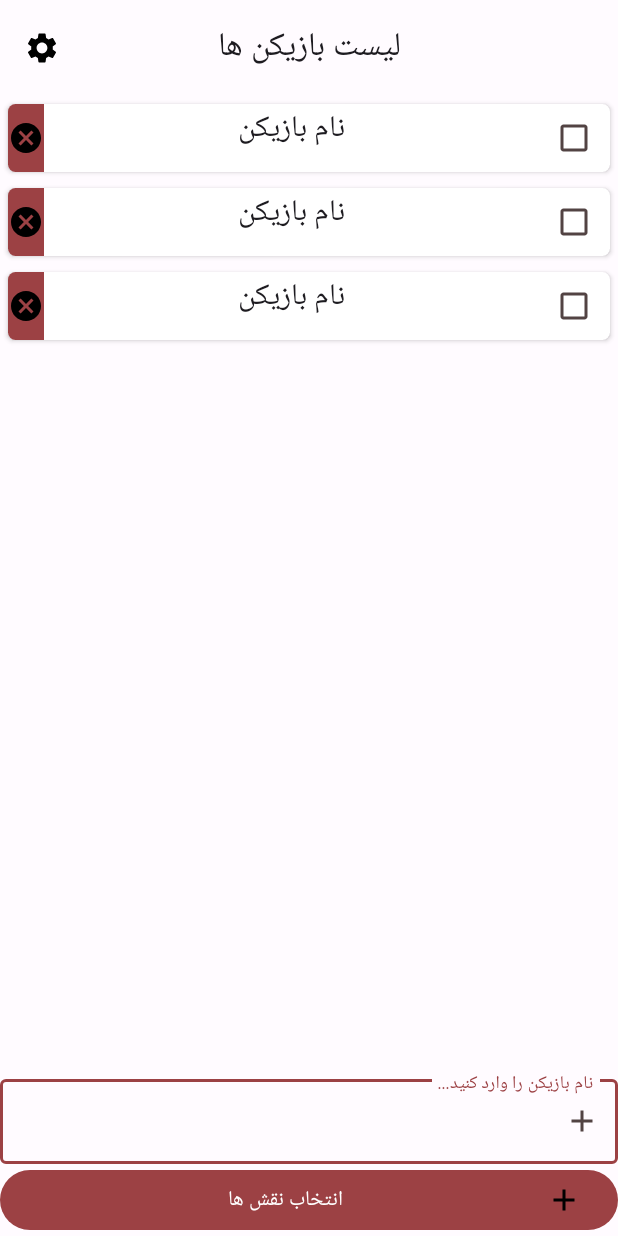
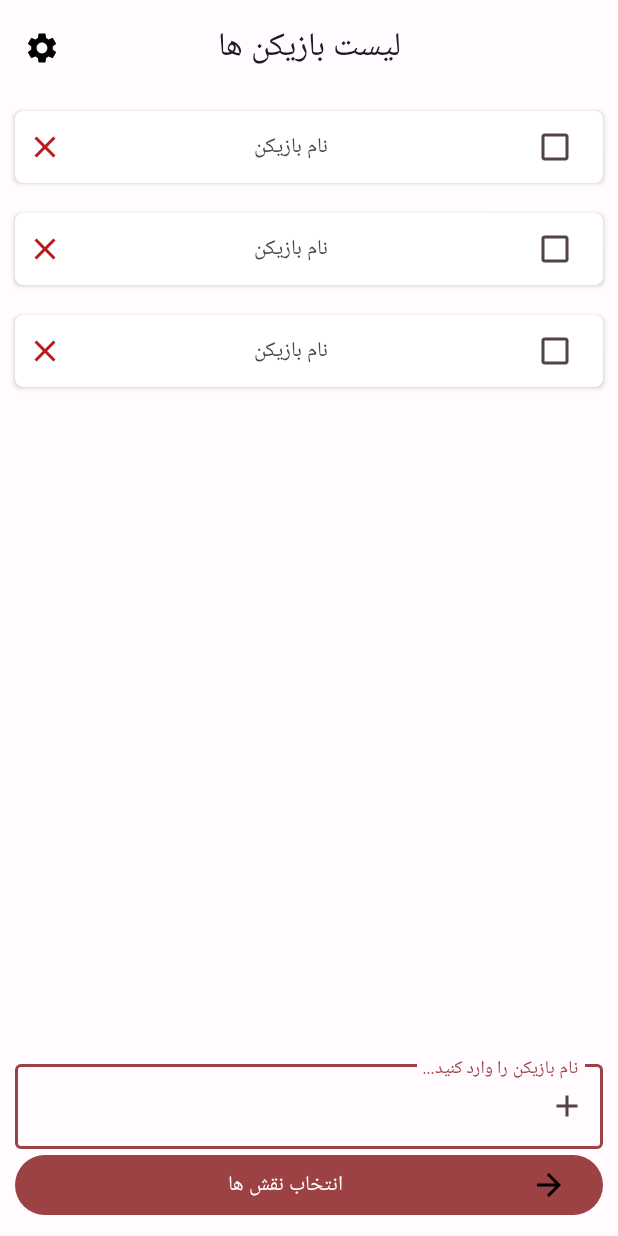
Before and after one commit to IamRezaMousavi/Mafia, an Android app: the screen it shows after launch (MainActivity), on a phone screen of 412 x 824 dp. Run offline under Robolectric (Android 15) with nearby library versions, the phone set to English and light mode, and no system bars.

Commit message:
fix layouts

```diff
--- a/app/src/main/java/com/github/iamrezamousavi/mafia/MainActivity.kt
+++ b/app/src/main/java/com/github/iamrezamousavi/mafia/MainActivity.kt
@@ -24,8 +24,17 @@ class MainActivity : AppCompatActivity() {
             Toast.makeText(this, message, Toast.LENGTH_SHORT).show()
         }
 
-        binding.topAppBar.setNavigationOnClickListener {
+        binding.mainToolBar.setNavigationOnClickListener {
             startActivity(Intent(this, SettingsActivity::class.java))
+        }
+
+        binding.people1.checkBox.setOnCheckedChangeListener { _, isChecked ->
+            val message = if (isChecked) "Switch1:ON" else "Switch1:OFF"
+            Toast.makeText(this, message, Toast.LENGTH_SHORT).show()
+        }
+
+        binding.people1.imageButton.setOnClickListener {
+            Toast.makeText(this, "ImageButton clicked", Toast.LENGTH_SHORT).show()
         }
     }
 }
--- a/app/src/main/java/com/github/iamrezamousavi/mafia/SettingsActivity.kt
+++ b/app/src/main/java/com/github/iamrezamousavi/mafia/SettingsActivity.kt
@@ -14,7 +14,7 @@ class SettingsActivity : AppCompatActivity() {
         binding = ActivitySettingsBinding.inflate(layoutInflater)
         setContentView(binding.root)
 
-        binding.settingItem1.settingsItemSwitch.setOnCheckedChangeListener { _, isChecked ->
+        binding.settingsItem1.switch1.setOnCheckedChangeListener { _, isChecked ->
             val message = if (isChecked) "Switch1:ON" else "Switch1:OFF"
             Toast.makeText(this, message, Toast.LENGTH_SHORT).show()
         }
--- /dev/null
+++ b/app/src/main/res/drawable-night/baseline_arrow_forward_24.xml
@@ -0,0 +1,5 @@
+<vector android:autoMirrored="true" android:height="24dp"
+    android:tint="#FFFFFF" android:viewportHeight="24"
+    android:viewportWidth="24" android:width="24dp" xmlns:android="http://schemas.android.com/apk/res/android">
+    <path android:fillColor="@android:color/white" android:pathData="M12,4l-1.41,1.41L16.17,11H4v2h12.17l-5.58,5.59L12,20l8,-8z"/>
+</vector>
--- a/app/src/main/res/drawable-night/baseline_cancel_24.xml
+++ /dev/null
@@ -1,5 +0,0 @@
-<vector android:height="24dp" android:tint="#FFFFFF"
-    android:viewportHeight="24" android:viewportWidth="24"
-    android:width="24dp" xmlns:android="http://schemas.android.com/apk/res/android">
-    <path android:fillColor="@android:color/white" android:pathData="M12,2C6.47,2 2,6.47 2,12s4.47,10 10,10 10,-4.47 10,-10S17.53,2 12,2zM17,15.59L15.59,17 12,13.41 8.41,17 7,15.59 10.59,12 7,8.41 8.41,7 12,10.59 15.59,7 17,8.41 13.41,12 17,15.59z"/>
-</vector>
--- /dev/null
+++ b/app/src/main/res/drawable-night/baseline_clear_24.xml
@@ -0,0 +1,5 @@
+<vector android:height="24dp" android:tint="#FFB4AB"
+    android:viewportHeight="24" android:viewportWidth="24"
+    android:width="24dp" xmlns:android="http://schemas.android.com/apk/res/android">
+    <path android:fillColor="@android:color/white" android:pathData="M19,6.41L17.59,5 12,10.59 6.41,5 5,6.41 10.59,12 5,17.59 6.41,19 12,13.41 17.59,19 19,17.59 13.41,12z"/>
+</vector>
--- /dev/null
+++ b/app/src/main/res/drawable/baseline_arrow_forward_24.xml
@@ -0,0 +1,5 @@
+<vector android:autoMirrored="true" android:height="24dp"
+    android:tint="#000000" android:viewportHeight="24"
+    android:viewportWidth="24" android:width="24dp" xmlns:android="http://schemas.android.com/apk/res/android">
+    <path android:fillColor="@android:color/white" android:pathData="M12,4l-1.41,1.41L16.17,11H4v2h12.17l-5.58,5.59L12,20l8,-8z"/>
+</vector>
--- a/app/src/main/res/drawable/baseline_cancel_24.xml
+++ /dev/null
@@ -1,5 +0,0 @@
-<vector android:height="24dp" android:tint="#000000"
-    android:viewportHeight="24" android:viewportWidth="24"
-    android:width="24dp" xmlns:android="http://schemas.android.com/apk/res/android">
-    <path android:fillColor="@android:color/white" android:pathData="M12,2C6.47,2 2,6.47 2,12s4.47,10 10,10 10,-4.47 10,-10S17.53,2 12,2zM17,15.59L15.59,17 12,13.41 8.41,17 7,15.59 10.59,12 7,8.41 8.41,7 12,10.59 15.59,7 17,8.41 13.41,12 17,15.59z"/>
-</vector>
--- /dev/null
+++ b/app/src/main/res/drawable/baseline_clear_24.xml
@@ -0,0 +1,5 @@
+<vector android:height="24dp" android:tint="#BA1A1A"
+    android:viewportHeight="24" android:viewportWidth="24"
+    android:width="24dp" xmlns:android="http://schemas.android.com/apk/res/android">
+    <path android:fillColor="@android:color/white" android:pathData="M19,6.41L17.59,5 12,10.59 6.41,5 5,6.41 10.59,12 5,17.59 6.41,19 12,13.41 17.59,19 19,17.59 13.41,12z"/>
+</vector>
--- a/app/src/main/res/layout/activity_main.xml
+++ b/app/src/main/res/layout/activity_main.xml
@@ -7,35 +7,44 @@
     tools:context=".MainActivity">
 
     <com.google.android.material.appbar.AppBarLayout
-        android:id="@+id/topbar"
+        android:id="@+id/mainTopBar"
         android:layout_width="match_parent"
         android:layout_height="wrap_content"
-        app:layout_constraintTop_toTopOf="parent"
         app:layout_constraintLeft_toLeftOf="parent"
         app:layout_constraintRight_toRightOf="parent"
-        app:layout_constraintBottom_toTopOf="@+id/mainLayout">
+        app:layout_constraintTop_toTopOf="parent">
+
         <com.google.android.material.appbar.MaterialToolbar
-            android:id="@+id/topAppBar"
+            android:id="@+id/mainToolBar"
             android:layout_width="match_parent"
             android:layout_height="wrap_content"
             android:minHeight="?attr/actionBarSize"
+            app:navigationIcon="@drawable/baseline_settings_24"
             app:title="لیست بازیکن ها"
-            app:titleCentered="true"
-            app:navigationIcon="@drawable/baseline_settings_24" />
+            app:titleCentered="true" />
     </com.google.android.material.appbar.AppBarLayout>
 
     <LinearLayout
         android:id="@+id/mainLayout"
-        android:orientation="vertical"
         android:layout_width="match_parent"
         android:layout_height="0dp"
-        app:layout_constraintBottom_toTopOf="@id/linearlayout"
+        android:orientation="vertical"
+        app:layout_constraintBottom_toTopOf="@+id/linearlayout"
         app:layout_constraintEnd_toEndOf="parent"
         app:layout_constraintStart_toStartOf="parent"
-        app:layout_constraintTop_toBottomOf="@+id/topbar">
-        <include layout="@layout/people_item"/>
-        <include layout="@layout/people_item"/>
-        <include layout="@layout/people_item"/>
+        app:layout_constraintTop_toBottomOf="@id/mainTopBar">
+
+        <include
+            android:id="@+id/people1"
+            layout="@layout/people_item" />
+
+        <include
+            android:id="@+id/people2"
+            layout="@layout/people_item" />
+
+        <include
+            android:id="@+id/people3"
+            layout="@layout/people_item" />
     </LinearLayout>
 
     <LinearLayout
@@ -43,6 +52,7 @@
         android:orientation="vertical"
         android:layout_width="match_parent"
         android:layout_height="wrap_content"
+        android:layout_margin="10dp"
         app:layout_constraintEnd_toEndOf="parent"
         app:layout_constraintStart_toStartOf="parent"
         app:layout_constraintBottom_toBottomOf="parent">
@@ -60,8 +70,7 @@
             <com.google.android.material.textfield.TextInputEditText
                 android:id="@+id/textInput"
                 android:layout_width="match_parent"
-                android:layout_height="wrap_content"
-                />
+                android:layout_height="wrap_content" />
         </com.google.android.material.textfield.TextInputLayout>
 
         <Button
@@ -73,8 +82,8 @@
             app:layout_constraintStart_toStartOf="parent"
             app:layout_constraintBottom_toBottomOf="parent"
             android:text="انتخاب نقش ها"
-            android:drawableEnd="@drawable/baseline_add_24"
-            android:drawableRight="@drawable/baseline_add_24" />
+            android:drawableEnd="@drawable/baseline_arrow_forward_24"
+            android:drawableRight="@drawable/baseline_arrow_forward_24" />
     </LinearLayout>
 
 </androidx.constraintlayout.widget.ConstraintLayout>
--- a/app/src/main/res/layout/people_item.xml
+++ b/app/src/main/res/layout/people_item.xml
@@ -3,37 +3,46 @@
     xmlns:app="http://schemas.android.com/apk/res-auto"
     android:id="@+id/people_item"
     android:layout_width="match_parent"
-    android:layout_height="45dp"
+    android:layout_height="wrap_content"
     app:cardCornerRadius="5dp"
-    android:layout_margin="5dp"
+    android:layout_margin="10dp"
     android:background="@color/md_theme_light_primary">
 
-    <LinearLayout
-        android:orientation="horizontal"
+    <androidx.constraintlayout.widget.ConstraintLayout
         android:layout_width="match_parent"
-        android:layout_height="match_parent"
-        android:layout_gravity="center">
+        android:layout_height="match_parent">
+
+        <TextView
+            android:id="@+id/textView"
+            android:layout_width="wrap_content"
+            android:layout_height="wrap_content"
+            android:text="نام بازیکن"
+            app:layout_constraintBottom_toBottomOf="parent"
+            app:layout_constraintEnd_toStartOf="@+id/checkBox"
+            app:layout_constraintStart_toEndOf="@+id/imageButton"
+            app:layout_constraintTop_toTopOf="parent" />
+
+        <CheckBox
+            android:id="@+id/checkBox"
+            android:layout_width="wrap_content"
+            android:layout_height="wrap_content"
+            android:layout_marginEnd="8dp"
+            android:layout_marginRight="8dp"
+            app:layout_constraintBottom_toBottomOf="parent"
+            app:layout_constraintEnd_toEndOf="parent"
+            app:layout_constraintTop_toTopOf="parent" />
 
         <ImageButton
-            android:layout_height="match_parent"
+            android:id="@+id/imageButton"
             android:layout_width="wrap_content"
-            android:src="@drawable/baseline_cancel_24"
-            android:contentDescription="@string/app_name"
-            android:background="@color/md_theme_light_primary"/>
-
-        <TextView
-            android:layout_height="match_parent"
-            android:layout_width="0dp"
-            android:layout_weight="3"
-            android:text="نام بازیکن"
-            android:layout_gravity="center"
-            android:textAlignment="center"
-            style="@style/TextAppearance.AppCompat.Title"/>
-
-        <CheckBox
-            android:layout_height="match_parent"
-            android:layout_width="wrap_content" />
-
-    </LinearLayout>
-
+            android:layout_height="wrap_content"
+            android:layout_marginStart="8dp"
+            android:layout_marginLeft="8dp"
+            android:background="@android:color/transparent"
+            android:contentDescription="clear item"
+            android:src="@drawable/baseline_clear_24"
+            app:layout_constraintBottom_toBottomOf="parent"
+            app:layout_constraintStart_toStartOf="parent"
+            app:layout_constraintTop_toTopOf="parent" />
+    </androidx.constraintlayout.widget.ConstraintLayout>
 </androidx.cardview.widget.CardView>
```
Also changed, not shown: app/src/main/res/layout/activity_settings.xml (+23 -28 lines), app/src/main/res/layout/settings_item.xml (+21 -15 lines).
